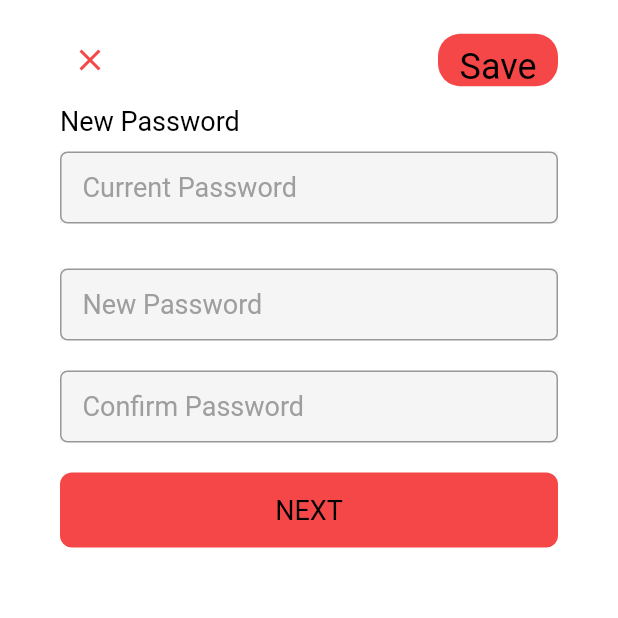
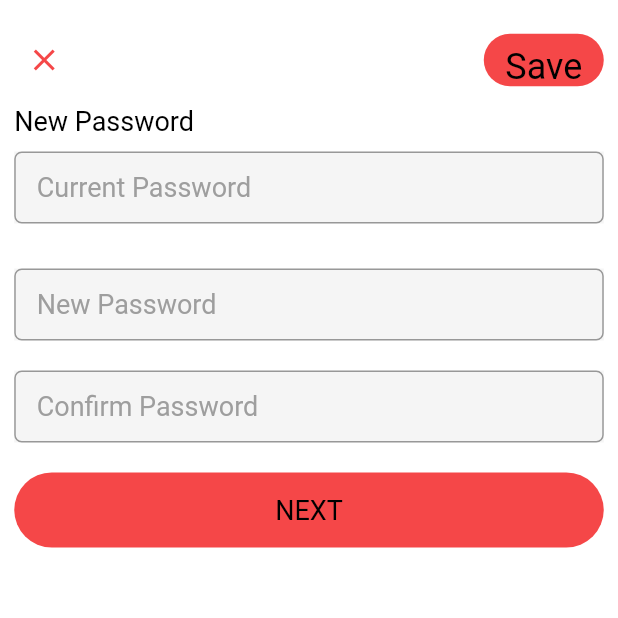
Before and after one commit to Teddydesta/gebeta-app, a Flutter app: the screen it shows after launch, item 4 of the bottom bar chosen, after a tap on "Change password", on a phone screen of 412 x 824 dp, the top half of it. Run offline on Flutter 3.47's test engine with Material 2 defaults, Android fonts, the phone set to English and light mode, and no system bars; our stand-ins replace bottom_navy_bar, font_awesome_flutter, get, google_fonts, google_maps_flutter.

Commit message:
minor change on widget color

```diff
--- a/lib/screens/authScreen/components/new_passwordscreen.dart
+++ b/lib/screens/authScreen/components/new_passwordscreen.dart
@@ -4,6 +4,7 @@ import 'package:flutter/material.dart';
 import 'package:gebeta_food_delivery/screens/authScreen/signUp.dart';
 import 'package:gebeta_food_delivery/screens/customer/profile_screen/profile_screen.dart';
 import 'package:gebeta_food_delivery/utils/colors.dart';
+import 'package:gebeta_food_delivery/utils/dimensions.dart';
 import 'package:gebeta_food_delivery/utils/helpers.dart';
 import 'package:gebeta_food_delivery/widgets/CustomBtn.dart';
 import 'package:gebeta_food_delivery/widgets/app_Icon.dart';
@@ -19,11 +20,13 @@ class NewPwScreen extends StatelessWidget {
     return Scaffold(
       backgroundColor: Colors.white,
       body: SizedBox(
+
         width: Helper.getScreenWidth(context),
         height: Helper.getScreenHeight(context),
         child: SafeArea(
           child: Padding(
-            padding: const EdgeInsets.symmetric(horizontal: 40),
+
+            padding:  EdgeInsets.only(left: Dimensions.width10,right: Dimensions.width10),
             child: Column(
               crossAxisAlignment: CrossAxisAlignment.start,
               children: [
@@ -52,7 +55,7 @@ class NewPwScreen extends StatelessWidget {
                       fontSize: 24,
                       height: 35,
                       width: 80,
-                      borderRadius: 15,
+                      borderRadius: 25,
                       color: AppColors.orange,
                     ),
                   ],
@@ -104,7 +107,7 @@ class NewPwScreen extends StatelessWidget {
                   color: AppColors.orange,
                   height: 50,
                   width: double.infinity,
-                  borderRadius: 8.0,
+                  borderRadius: 25.0,
                   fontSize: 18,
                   textColor: Colors.white,
                   fontWeight: FontWeight.normal,
--- a/lib/screens/authScreen/components/signInBtn.dart
+++ b/lib/screens/authScreen/components/signInBtn.dart
@@ -12,7 +12,7 @@ class SignInButtonWidget extends StatelessWidget {
     return Container(
       width: double.infinity,
       decoration: const BoxDecoration(
-        borderRadius: BorderRadius.all(Radius.circular(5.0)),
+        borderRadius: BorderRadius.all(Radius.circular(35.0)),
         boxShadow: <BoxShadow>[
           BoxShadow(
             color: Color(0xFFfbab66),
--- a/lib/screens/authScreen/components/signUpBtn.dart
+++ b/lib/screens/authScreen/components/signUpBtn.dart
@@ -11,7 +11,7 @@ class SignUpButtonWidget extends StatelessWidget {
     return Container(
       width: double.infinity,
       decoration: const BoxDecoration(
-        borderRadius: BorderRadius.all(Radius.circular(5.0)),
+        borderRadius: BorderRadius.all(Radius.circular(35.0)),
         boxShadow: <BoxShadow>[
           BoxShadow(
             color: Color(0xFFfbab66),
--- a/lib/screens/customer/DrawerScreen/DrawerScreen.dart
+++ b/lib/screens/customer/DrawerScreen/DrawerScreen.dart
@@ -1,6 +1,5 @@
 import 'package:flutter/material.dart';
 import 'package:gebeta_food_delivery/screens/customer/cartScreen/BasketScreen.dart';
-import 'package:gebeta_food_delivery/screens/customer/feedback_screen/feedback_screen.dart';
 import 'package:gebeta_food_delivery/screens/customer/homeMainScreen.dart';
 import 'package:gebeta_food_delivery/screens/customer/profile_screen/profile_screen.dart';
 import 'package:gebeta_food_delivery/utils/colors.dart';
@@ -16,7 +15,7 @@ class NavDrawer extends StatelessWidget {
         children: <Widget>[
           const DrawerHeader(
             decoration: BoxDecoration(
-              color: AppColors.orange,
+              color: Colors.lightBlue,
               image: DecorationImage(
                 fit: BoxFit.fill,
                 image: AssetImage('assets/images/gebeta_logo.png'),
@@ -63,7 +62,7 @@ class NavDrawer extends StatelessWidget {
                   context,
                   MaterialPageRoute(
                       builder: ((BuildContext context) =>
-                          const FeedbackScreen())))
+                          const Drawer())))
             },
           ),
           ListTile(
--- a/lib/screens/customer/HomeScreen/homeScreen.dart
+++ b/lib/screens/customer/HomeScreen/homeScreen.dart
@@ -27,8 +27,9 @@ class _HomeScreenState extends State<HomeScreen> {
         backgroundColor: Colors.white,
         title: const CustomText(
           text: "GEBETA ",
-          fontSize: 24,
+          fontSize: 34,
           fontWeight: FontWeight.bold,
+          color: Colors.lightBlue,
         ),
         elevation: 0,
         centerTitle: true,
--- a/lib/screens/customer/RestaurantPage/RestaurantScreen.dart
+++ b/lib/screens/customer/RestaurantPage/RestaurantScreen.dart
@@ -31,12 +31,12 @@ class _RestaurantMainScreenState extends State<RestaurantMainScreen> {
             icon: Icons.arrow_back_ios,
             iconColor: Colors.white,
             iconSize: 24,
-            backgroundColor: AppColors.orange,
+            backgroundColor: Colors.lightBlue,
           ),
         ),
-        title: CustomText(text: "BABIS BISTRO"),
+        title: CustomText(text: "BABIS BISTRO",color: Colors.white,fontWeight: FontWeight.bold,fontSize: 28,),
         centerTitle: true,
-        backgroundColor: AppColors.orange,
+        backgroundColor: Colors.lightBlue,
         elevation: 0,
         actions: [
           PopupMenuButton(
--- a/lib/screens/customer/cartScreen/BasketScreen.dart
+++ b/lib/screens/customer/cartScreen/BasketScreen.dart
@@ -30,24 +30,7 @@ class BasketScreen extends StatelessWidget {
                   Row(
                     mainAxisAlignment: MainAxisAlignment.spaceBetween,
                     children: [
-                      Container(
-                        height: Dimensions.height40,
-                        width: Dimensions.width100,
-                        decoration: BoxDecoration(
-                          borderRadius:
-                              BorderRadius.circular(Dimensions.radius20),
-                          image: const DecorationImage(
-                              image:
-                                  AssetImage("assets/images/gebeta-logo.png")),
-                        ),
-                      ),
-                      const CustomText(
-                        text: "Babis Bistro",
-                        fontSize: 24,
-                      ),
-                      SizedBox(
-                        width: Dimensions.width450,
-                      ),
+
                       GestureDetector(
                           onTap: () => Navigator.push(
                               context,
@@ -57,8 +40,18 @@ class BasketScreen extends StatelessWidget {
                           child: const CustomIcon(
                             icon: Icons.arrow_back_ios,
                             backgroundColor: Colors.white,
+                            iconColor: Colors.lightBlue,
                             iconSize: 24,
-                          )),
+                          ),),
+                          SizedBox(
+                        width: Dimensions.width80,
+                      ),
+                      const CustomText(
+                        text: "EFFOI PIZZA ",
+                        fontSize: 24,
+                        fontWeight: FontWeight.normal,
+                      ),
+
                     ],
                   ),
                 ],
@@ -76,7 +69,7 @@ class BasketScreen extends StatelessWidget {
                     icon: Icons.circle_outlined,
                     backgroundColor: Colors.white,
                     iconSize: 20,
-                    iconColor: AppColors.placeholder),
+                    iconColor: Colors.lightBlue),
                 SizedBox(
                   width: 25,
                 ),
@@ -195,7 +188,7 @@ class BasketScreen extends StatelessWidget {
                       CustomIcon(
                         icon: Icons.circle_outlined,
                         iconSize: 20,
-                        iconColor: AppColors.placeholder,
+                        iconColor: Colors.lightBlue,
                         backgroundColor: Colors.white,
                       ),
                       SizedBox(
@@ -224,13 +217,13 @@ class BasketScreen extends StatelessWidget {
                           const PaymentScreen()))),
               child: CustomBtn(
                 text: "PROCEED TO PAY",
-                color: AppColors.orange,
+                color: Colors.lightBlue,
                 height: 50,
                 width: 400,
-                borderRadius: 8.0,
+                borderRadius: 35.0,
                 fontSize: 18,
                 textColor: Colors.white,
-                fontWeight: FontWeight.bold,
+                fontWeight: FontWeight.normal,
                 onPressed: () {
                   Navigator.push(
                       context,
--- a/lib/screens/customer/homeMainScreen.dart
+++ b/lib/screens/customer/homeMainScreen.dart
@@ -60,23 +60,23 @@ class _HomeMainScreenState extends State<HomeMainScreen> {
         },
         items: <BottomNavyBarItem>[
           BottomNavyBarItem(
-              activeColor: AppColors.orange,
+              activeColor: Colors.lightBlue,
               inactiveColor: Colors.black,
               title: const Text('Nearby'),
               icon: const Icon(Icons.local_restaurant_outlined)),
           BottomNavyBarItem(
-              activeColor: AppColors.orange,
+              activeColor: Colors.lightBlue,
               inactiveColor: Colors.black,
               title: const Text('Search'),
               icon: const Icon(Icons.search)),
           BottomNavyBarItem(
-            activeColor: AppColors.orange,
+            activeColor: Colors.lightBlue,
             inactiveColor: Colors.black,
             title: const Text('Cart'),
             icon: const Icon(Icons.shopping_basket_outlined),
           ),
           BottomNavyBarItem(
-              activeColor: AppColors.orange,
+              activeColor: Colors.lightBlue,
               inactiveColor: Colors.black,
               title: const Text('Profile'),
               icon: const Icon(Icons.person)),
--- a/lib/screens/customer/nearbyScreen/nearby.dart
+++ b/lib/screens/customer/nearbyScreen/nearby.dart
@@ -27,6 +27,7 @@ class _NearByScreenState extends State<NearByScreen> {
               const CustomText(
                 text: 'Popular ',
                 fontSize: 24,
+                color: Colors.lightBlue,
               ),
               const SizedBox(
                 width: 1,
--- a/lib/screens/customer/profile_screen/profile_screen.dart
+++ b/lib/screens/customer/profile_screen/profile_screen.dart
@@ -19,10 +19,11 @@ class ProfileScreen extends StatelessWidget {
     return Scaffold(
       drawer: const NavDrawer(),
       appBar: AppBar(
-        backgroundColor: Colors.blue,
+        backgroundColor: Colors.white,
         title: const CustomText(
           text: "Profile ",
-          fontSize: 24,
+          fontSize: 34,
+          color: Colors.lightBlue,
           fontWeight: FontWeight.bold,
         ),
         elevation: 0,
@@ -33,10 +34,12 @@ class ProfileScreen extends StatelessWidget {
         width: double.maxFinite,
         margin: EdgeInsets.only(top: Dimensions.height20),
         child: Column(
+
           children: [
             Expanded(
               child: SingleChildScrollView(
                 child: Column(
+                  crossAxisAlignment: CrossAxisAlignment.start,
                   children: [
                     //Profile
                     Center(
@@ -466,16 +469,17 @@ class ProfileScreen extends StatelessWidget {
                               builder: ((BuildContext context) =>
                                   const SignInPage()))),
                       child: Container(
+                        height: 50,
                         margin: EdgeInsets.only(
                             left: Dimensions.width20,
                             right: Dimensions.width20,
-                            bottom: Dimensions.height10),
+                            bottom: Dimensions.height20),
                         child: CustomBtn(
                             text: "logout",
-                            color: Colors.blue,
+                            color: Colors.lightBlue,
                             height: Dimensions.height40,
                             width: Dimensions.width450,
-                            borderRadius: 8.0,
+                            borderRadius: 35.0,
                             fontSize: 30,
                             textColor: Colors.white,
                             fontWeight: FontWeight.normal,
--- a/lib/screens/customer/searchScreen/components/searchBar.dart
+++ b/lib/screens/customer/searchScreen/components/searchBar.dart
@@ -29,7 +29,7 @@ class SearchBar extends StatelessWidget {
               child: const CustomIcon(
                 icon: Icons.search,
                 backgroundColor: Colors.white30,
-                iconColor: Colors.black,
+                iconColor: Colors.lightBlue,
                 iconSize: 24,
               ),
             ),
--- a/lib/screens/customer/searchScreen/searchScreen.dart
+++ b/lib/screens/customer/searchScreen/searchScreen.dart
@@ -21,7 +21,7 @@ class _SearchScreenState extends State<SearchScreen> {
             height: 60,
             width: double.maxFinite,
             margin: const EdgeInsets.only(top: 0),
-            color: AppColors.orange,
+            color: Colors.lightBlue,
           ),
           const SearchBar(title: "Search for restaurants, dishes")
         ],
--- a/lib/widgets/CustomBtn.dart
+++ b/lib/widgets/CustomBtn.dart
@@ -9,14 +9,14 @@ class CustomBtn extends StatelessWidget {
   final double height;
   final double width;
   final double borderRadius;
-  final Color? textColor;
+  final Color textColor;
   final FontWeight fontWeight;
   final double fontSize;
   final VoidCallback? onPressed;
 
   const CustomBtn({
     required this.text,
-    this.color = const Color(0x00f07945),
+    this.color = Colors.white,
     this.height = 50,
     this.width = double.infinity,
     this.borderRadius = 8.0,
--- a/lib/widgets/text_form_field.dart
+++ b/lib/widgets/text_form_field.dart
@@ -38,6 +38,12 @@ class TextFormFieldWidget extends StatelessWidget {
                   FocusScope.of(context).nextFocus();
                 }
               }),
+              validator: (value) {
+                    if (value == null || value.isEmpty) {
+                      return 'category name is required';
+                    }
+                    return null;
+                  },
               style: Theme.of(context).textTheme.headline6,
               keyboardType: TextInputType.number,
               textAlign: TextAlign.center,
```
Also changed, not shown: analysis_options.yaml (deleted, +0 -29 lines), lib/screens/customer/RestaurantPage/Components/RestaurantMenuScreen.dart (+10 -10 lines), lib/screens/customer/feedback_screen/feedback_screen.dart (deleted, +0 -51 lines), pubspec.yaml (+4 -8 lines), pubspec.lock, 3 other files.
